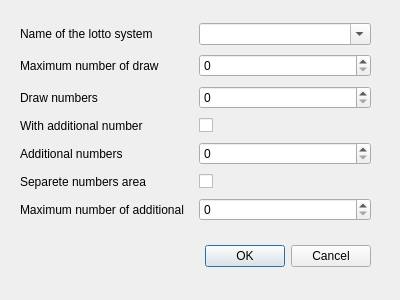
MarkusHackspacher/pyLottoSimu, file pylottosimu/dialog/lottosystem.ui: the form before one commit.
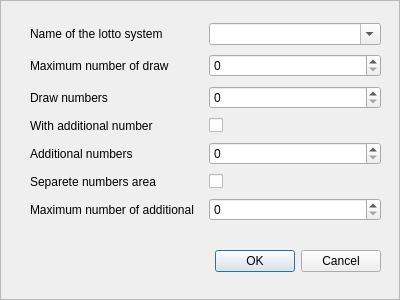
The form after the commit.

Commit message: svg background

Patch:
```diff
--- a/pylottosimu/dialog/lottosystem.ui
+++ b/pylottosimu/dialog/lottosystem.ui
@@ -13,26 +13,33 @@
   <property name="windowTitle">
    <string>System</string>
   </property>
-  <widget class="QDialogButtonBox" name="buttonBox">
+  <widget class="QScrollArea" name="scrollArea">
    <property name="geometry">
     <rect>
-     <x>30</x>
-     <y>240</y>
-     <width>341</width>
-     <height>32</height>
+     <x>0</x>
+     <y>0</y>
+     <width>400</width>
+     <height>300</height>
     </rect>
    </property>
-   <property name="orientation">
-    <enum>Qt::Horizontal</enum>
+   <property name="widgetResizable">
+    <bool>true</bool>
    </property>
-   <property name="standardButtons">
-    <set>QDialogButtonBox::Cancel|QDialogButtonBox::Ok</set>
-   </property>
+   <widget class="QWidget" name="scrollAreaWidgetContents">
+    <property name="geometry">
+     <rect>
+      <x>0</x>
+      <y>0</y>
+      <width>398</width>
+      <height>298</height>
+     </rect>
+    </property>
+   </widget>
   </widget>
   <widget class="QWidget" name="gridLayoutWidget">
    <property name="geometry">
     <rect>
-     <x>20</x>
+     <x>30</x>
      <y>20</y>
      <width>351</width>
      <height>211</height>
@@ -123,6 +130,19 @@
     </item>
    </layout>
   </widget>
+  <widget class="QDialogButtonBox" name="buttonBox">
+   <property name="geometry">
+    <rect>
+     <x>215</x>
+     <y>250</y>
+     <width>166</width>
+     <height>22</height>
+    </rect>
+   </property>
+   <property name="standardButtons">
+    <set>QDialogButtonBox::Cancel|QDialogButtonBox::Ok</set>
+   </property>
+  </widget>
  </widget>
  <resources/>
  <connections>
```
Left out of the diff: 35 changed lines with no effect on the pictures. The commit also changes 1 other file.
